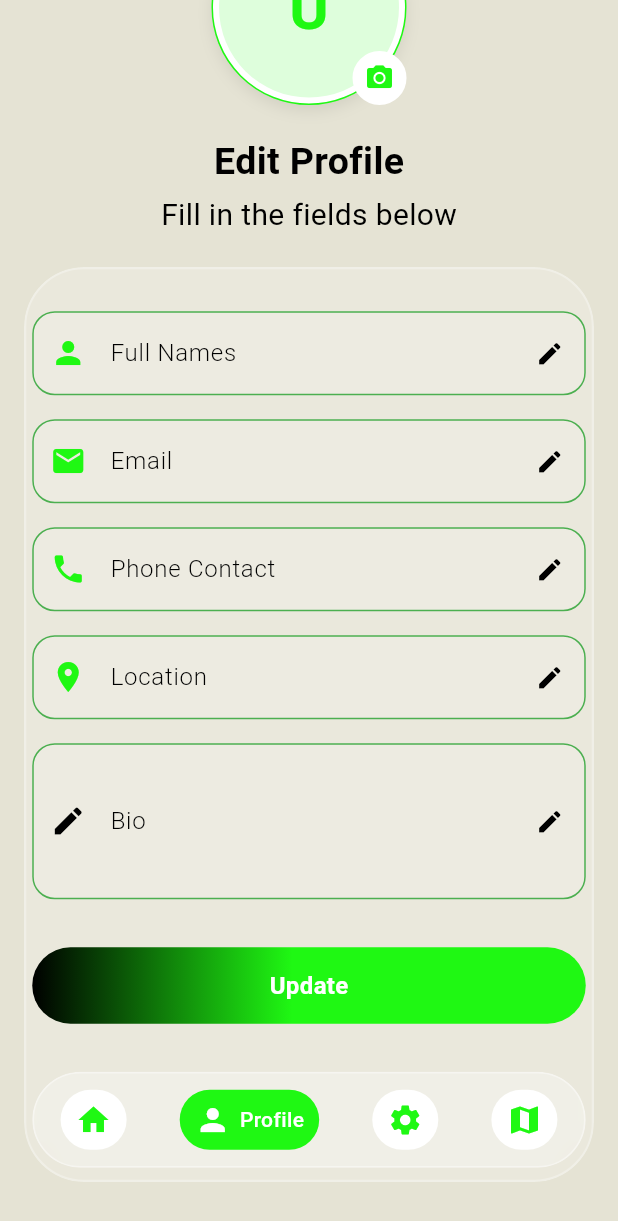
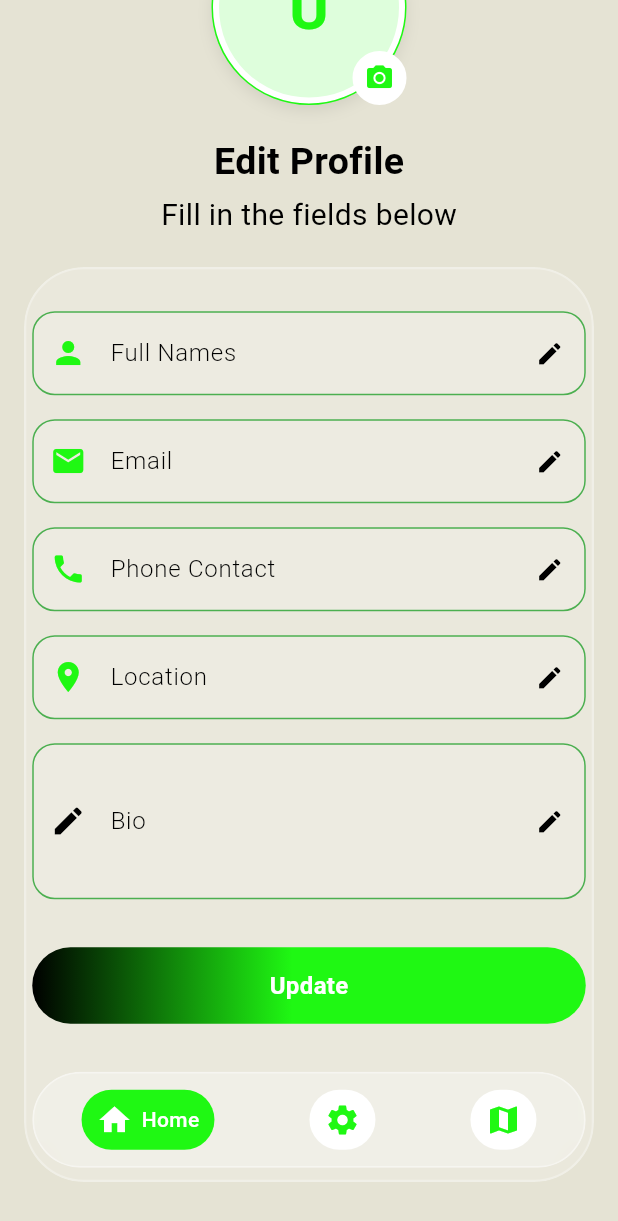
Before and after one commit to Alvin11David/UGANDA-EXPLORE, a Flutter app: the EditProfileScreen screen opened by its route, scrolled down 130 dp, on a phone screen of 412 x 824 dp. Shown: the top 1221 px of the screen. Run offline on Flutter 3.47's test engine with Material 3 defaults, Android fonts, the phone set to English and light mode, and no system bars; our stand-ins replace camera, cloud_firestore, firebase_auth, firebase_core, flutter_compass, flutter_svg and 7 more; accounts and stored records are empty; Roboto replaces fonts that are missing (Poppins).

Commit message:
removed the profile button from the nav bar on the edit profile screen

```diff
--- a/uganda_explore/lib/main.dart
+++ b/uganda_explore/lib/main.dart
@@ -69,7 +69,7 @@ class MyApp extends StatelessWidget {
         '/privacy': (context) => const TermsPrivacyScreen(),
         '/admin_dashboard': (context) => const AdminDashboard(),
       },
-      home: ProfileScreen(),
+      home: EditProfileScreen(),
     );
   }
 }
--- a/uganda_explore/lib/screens/profile/profile_edit_screen.dart
+++ b/uganda_explore/lib/screens/profile/profile_edit_screen.dart
@@ -4,6 +4,7 @@ import 'package:flutter/material.dart';
 import 'package:image_picker/image_picker.dart';
 import 'package:firebase_auth/firebase_auth.dart';
 import 'package:cloud_firestore/cloud_firestore.dart';
+import 'package:uganda_explore/screens/virtual_ar/map_view_screen.dart';
 
 class EditProfileScreen extends StatefulWidget {
   const EditProfileScreen({super.key});
@@ -13,7 +14,7 @@ class EditProfileScreen extends StatefulWidget {
 }
 
 class _EditProfileScreenState extends State<EditProfileScreen> {
-  int _selectedIndex = 1;
+  int _selectedIndex = 0;
   File? _profileImage;
   final String email = "user@email.com"; // Replace with actual user email
 
@@ -28,8 +29,18 @@ class _EditProfileScreenState extends State<EditProfileScreen> {
       _selectedIndex = index;
     });
     if (index == 0) Navigator.pushReplacementNamed(context, '/home');
-    if (index == 1) Navigator.pushReplacementNamed(context, '/profile');
-    // Add more navigation as needed
+    if (index == 1) Navigator.pushReplacementNamed(context, '/settings');
+    if (index == 2) {
+      Navigator.push(
+        context,
+        MaterialPageRoute(
+          builder: (_) => MapViewScreen(
+            siteName: 'Your Current Location',
+            showCurrentLocation: true,
+          ),
+        ),
+      );
+    }
   }
 
   Future<void> _onChangePicture() async {
@@ -267,7 +278,7 @@ class _EditProfileScreenState extends State<EditProfileScreen> {
                           ),
                           const SizedBox(height: 24),
 
-                          // Bottom Nav Bar (4 icons only)
+                          // Bottom Nav Bar (Profile button removed)
                           Padding(
                             padding: const EdgeInsets.symmetric(
                               horizontal: 0,
@@ -302,24 +313,17 @@ class _EditProfileScreenState extends State<EditProfileScreen> {
                                         color: mainGreen,
                                       ),
                                       _NavIcon(
-                                        icon: Icons.person,
-                                        label: 'Profile',
+                                        icon: Icons.settings,
+                                        label: 'Settings',
                                         selected: _selectedIndex == 1,
                                         onTap: () => _onItemTapped(1),
                                         color: mainGreen,
                                       ),
                                       _NavIcon(
-                                        icon: Icons.settings,
-                                        label: 'Settings',
+                                        icon: Icons.map,
+                                        label: 'Map',
                                         selected: _selectedIndex == 2,
                                         onTap: () => _onItemTapped(2),
-                                        color: mainGreen,
-                                      ),
-                                      _NavIcon(
-                                        icon: Icons.map,
-                                        label: 'Map',
-                                        selected: _selectedIndex == 3,
-                                        onTap: () => _onItemTapped(3),
                                         color: mainGreen,
                                       ),
                                     ],
```
